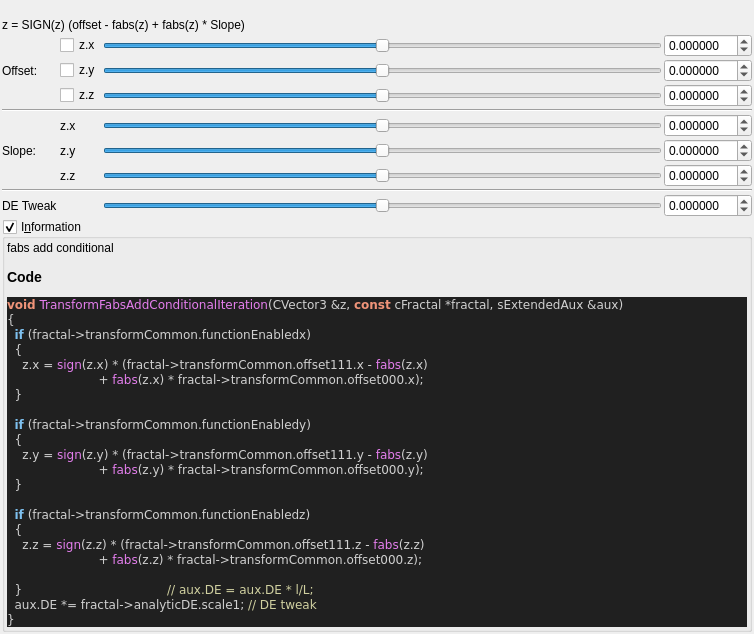
Before: the Qt Designer form mandelbulber2/qt_data/fractal_transf_fabs_add_conditional.ui in buddhi1980/mandelbulber2, drawn with Qt 5.
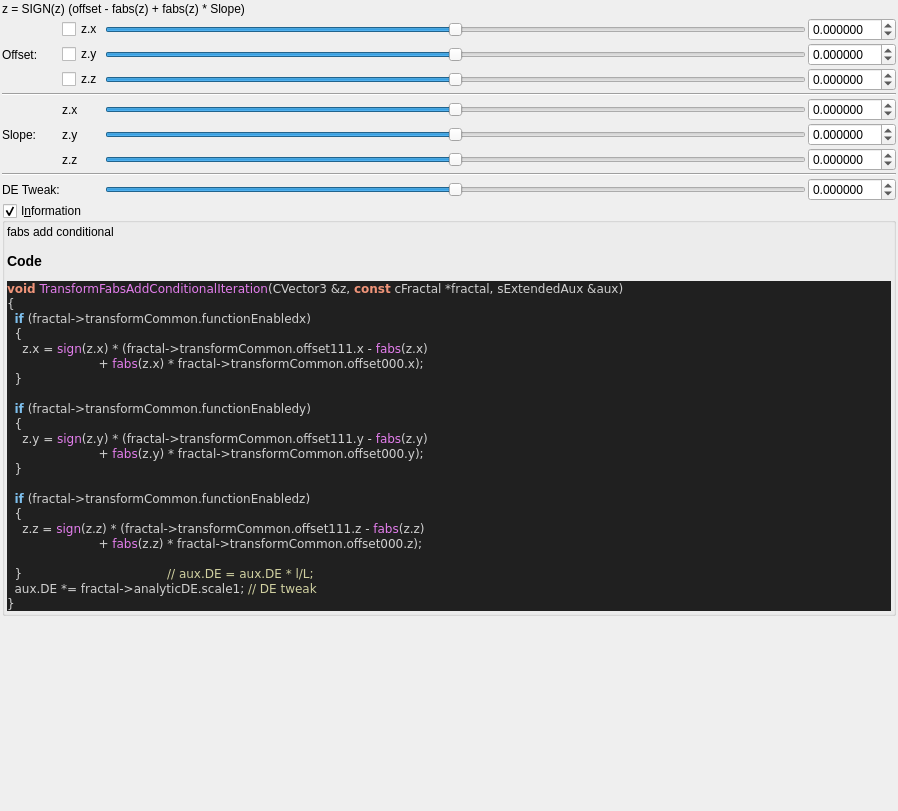
After: the same form once the commit is applied. Custom widgets are drawn as their Qt base class.

```diff
--- a/mandelbulber2/qt_data/fractal_transf_fabs_add_conditional.ui
+++ b/mandelbulber2/qt_data/fractal_transf_fabs_add_conditional.ui
@@ -6,8 +6,8 @@
    <rect>
     <x>0</x>
     <y>0</y>
-    <width>754</width>
-    <height>607</height>
+    <width>898</width>
+    <height>811</height>
    </rect>
   </property>
   <property name="windowTitle">
@@ -29,16 +29,6 @@
    <property name="bottomMargin">
     <number>2</number>
    </property>
-   <item>
-    <widget class="QLabel" name="label">
-     <property name="toolTip">
-      <string>&lt;html&gt;&lt;head/&gt;&lt;body&gt;&lt;p&gt;&lt;br/&gt;&lt;/p&gt;&lt;/body&gt;&lt;/html&gt;</string>
-     </property>
-     <property name="text">
-      <string/>
-     </property>
-    </widget>
-   </item>
    <item>
     <widget class="QLabel" name="label_133">
      <property name="text">
@@ -488,7 +478,7 @@
      <item row="13" column="0">
       <widget class="QLabel" name="label_112">
        <property name="text">
-        <string>DE Tweak</string>
+        <string>DE Tweak:</string>
        </property>
       </widget>
      </item>
```
Left out of the diff: 20 changed lines with no effect on the pictures.
